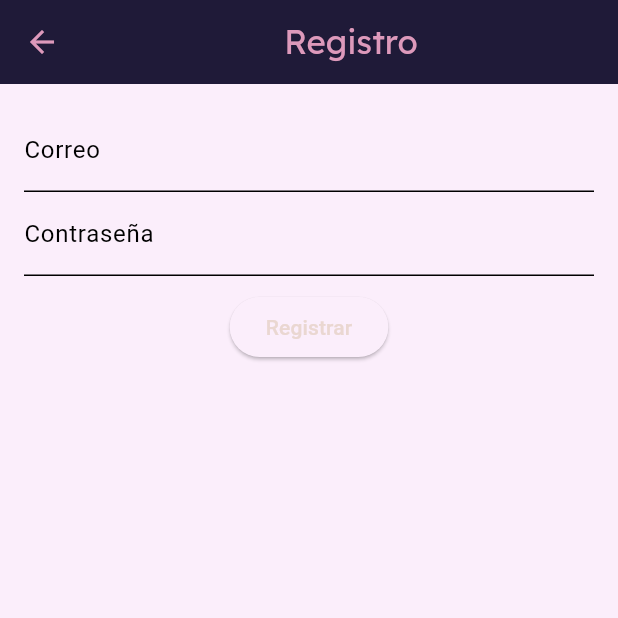
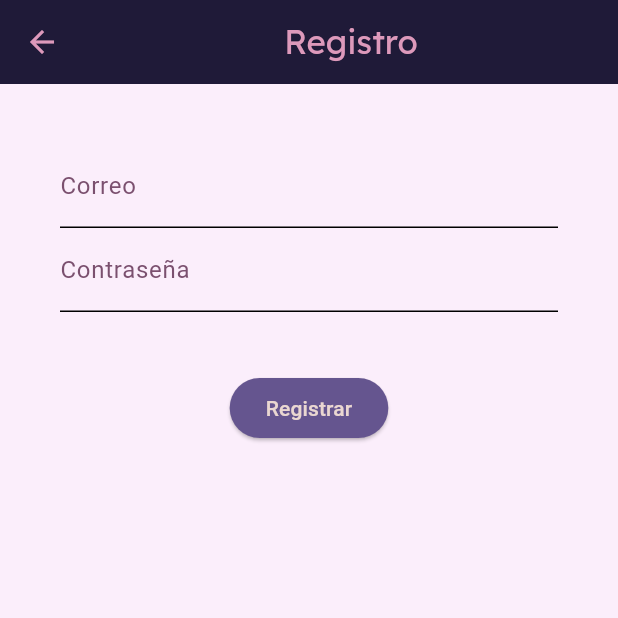
Before and after one commit to Carol-88/LibraryApp, a Flutter app: the LoginScreen screen opened by its route, after a tap on "¿No tienes cuenta? Regístrate aquí", on a phone screen of 412 x 824 dp, the top half of it. Run offline on Flutter 3.47's test engine with Material 3 defaults, Android fonts, the phone set to English and light mode, and no system bars; our stand-ins replace cloud_firestore, firebase_auth, firebase_core, google_fonts; accounts and stored records are empty; network calls fail.

Commit message:
correct colors in ogin and register

```diff
--- a/lib/screens/login_screen.dart
+++ b/lib/screens/login_screen.dart
@@ -47,21 +47,35 @@ class LoginScreenState extends State<LoginScreen> {
         ),
       ),
       body: Padding(
-        padding: EdgeInsets.all(16.0),
+        padding: EdgeInsets.all(40),
         child: Column(
           children: [
             TextField(
               controller: _emailController,
-              decoration: InputDecoration(labelText: 'Correo'),
+              decoration: InputDecoration(
+                labelText: 'Correo',
+                labelStyle: TextStyle(color: AppColors.dark),
+              ),
             ),
             TextField(
               controller: _passwordController,
-              decoration: InputDecoration(labelText: 'Contraseña'),
+              decoration: InputDecoration(
+                labelText: 'Contraseña',
+                labelStyle: TextStyle(color: AppColors.dark),
+              ),
               obscureText: true,
             ),
-            SizedBox(height: 10),
-            ElevatedButton(onPressed: _login, child: Text('Iniciar Sesión')),
+            SizedBox(height: 40),
+            ElevatedButton(
+              style:
+                  ElevatedButton.styleFrom(backgroundColor: AppColors.buttons),
+              onPressed: _login,
+              child: Text('Iniciar Sesión'),
+            ),
             TextButton(
+              style: TextButton.styleFrom(
+                foregroundColor: AppColors.dark,
+              ),
               onPressed: () {
                 Navigator.pushNamed(context, '/register');
               },
--- a/lib/screens/register_screen.dart
+++ b/lib/screens/register_screen.dart
@@ -47,20 +47,31 @@ class RegisterScreenState extends State<RegisterScreen> {
         ),
       ),
       body: Padding(
-        padding: EdgeInsets.all(16.0),
+        padding: EdgeInsets.all(40),
         child: Column(
           children: [
             TextField(
               controller: _emailController,
-              decoration: InputDecoration(labelText: 'Correo'),
+              decoration: InputDecoration(
+                labelText: 'Correo',
+                labelStyle: TextStyle(color: AppColors.dark),
+              ),
             ),
             TextField(
               controller: _passwordController,
-              decoration: InputDecoration(labelText: 'Contraseña'),
+              decoration: InputDecoration(
+                labelText: 'Contraseña',
+                labelStyle: TextStyle(color: AppColors.dark),
+              ),
               obscureText: true,
             ),
-            SizedBox(height: 10),
-            ElevatedButton(onPressed: _register, child: Text('Registrar')),
+            SizedBox(height: 40),
+            ElevatedButton(
+              style:
+                  ElevatedButton.styleFrom(backgroundColor: AppColors.buttons),
+              onPressed: _register,
+              child: Text('Registrar'),
+            ),
           ],
         ),
       ),
```
